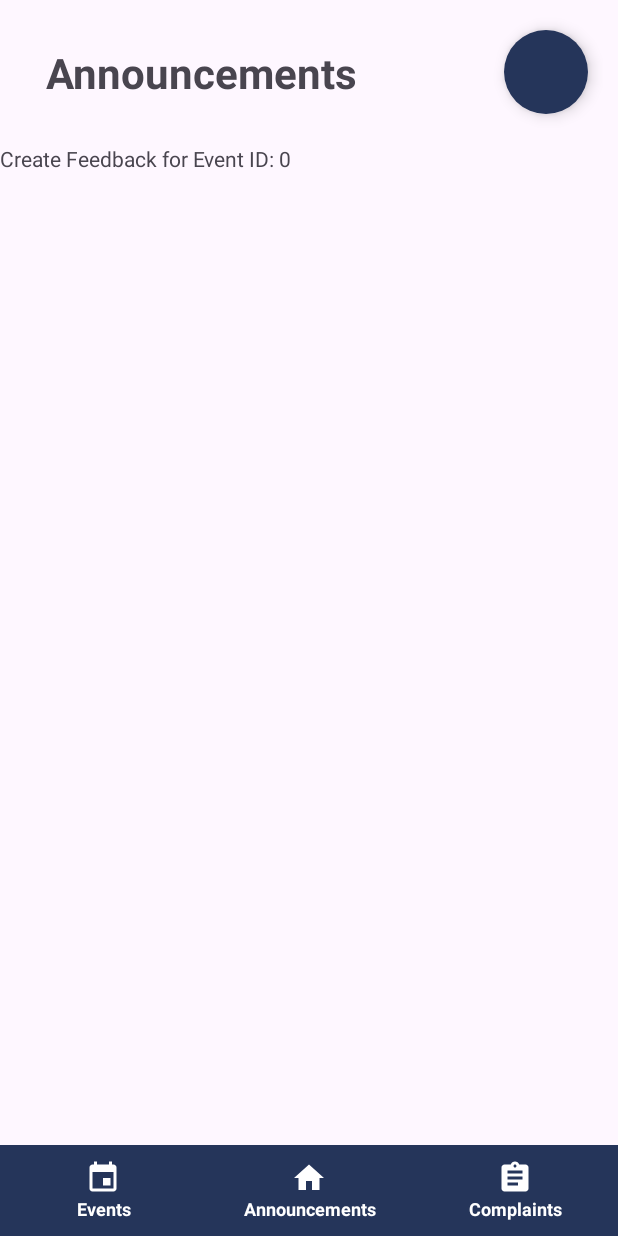
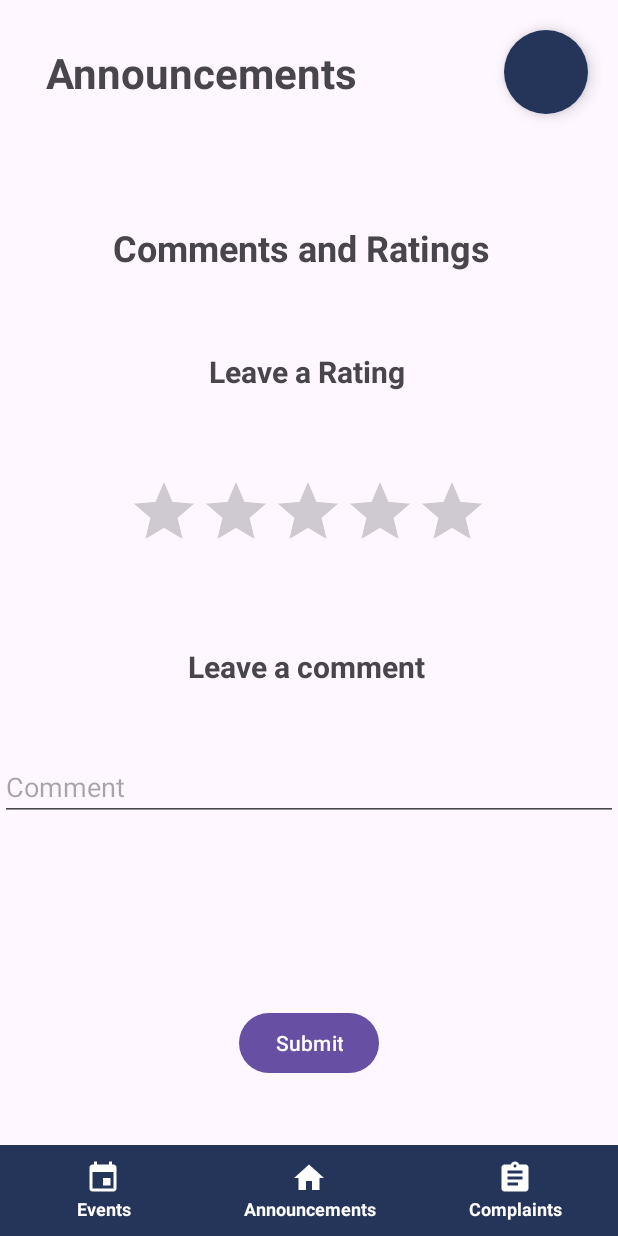
Before and after one commit to MustafaTimbawala/B07GR12, an Android app: the fragment CreateFeedbackFragment placed in its activity, on a phone screen of 412 x 824 dp. Run offline under Robolectric (Android 15) with nearby library versions, the phone set to English and light mode, and no system bars; our stand-ins replace Firebase (no records; nobody signed in at launch, a user with empty details on screens opened directly); 1 statement that could not run was skipped.

Commit message:
Adding the UI and functionality of the create review fragment

```diff
--- a/app/src/main/java/com/example/b07project/CreateFeedbackFragment.java
+++ b/app/src/main/java/com/example/b07project/CreateFeedbackFragment.java
@@ -2,17 +2,27 @@ package com.example.b07project;
 
 import android.os.Bundle;
 
+import androidx.appcompat.app.AppCompatActivity;
 import androidx.fragment.app.Fragment;
+import androidx.fragment.app.FragmentTransaction;
 
 import android.view.LayoutInflater;
 import android.view.View;
 import android.view.ViewGroup;
+import android.widget.Button;
+import android.widget.EditText;
+import android.widget.RatingBar;
 import android.widget.TextView;
+import android.widget.Toast;
 
+import com.google.firebase.database.DataSnapshot;
+import com.google.firebase.database.DatabaseError;
 import com.google.firebase.database.DatabaseReference;
 import com.google.firebase.database.FirebaseDatabase;
+import com.google.firebase.database.Query;
+import com.google.firebase.database.ValueEventListener;
 
-public class CreateFeedbackFragment extends Fragment {
+public class CreateFeedbackFragment extends Fragment{
 
     private static final String ARG_USERNAME = "username";
     private static final String ARG_ADMIN = "admin";
@@ -21,6 +31,8 @@ public class CreateFeedbackFragment extends Fragment {
     private boolean admin;
     private int eventID;
     private DatabaseReference db;
+
+
 
     public CreateFeedbackFragment() {} //Required empty public constructor
 
@@ -44,6 +56,10 @@ public class CreateFeedbackFragment extends Fragment {
             eventID = args.getInt(ARG_EVENT_ID);
         }
         db = FirebaseDatabase.getInstance(getString(R.string.database_link)).getReference();
+
+
+
+
     }
 
     @Override
@@ -52,11 +68,55 @@ public class CreateFeedbackFragment extends Fragment {
         View view = inflater.inflate(R.layout.fragment_create_feedback, container, false);
 
         //Placeholder
-        TextView textView = view.findViewById(R.id.eventID);
-        textView.setText("Create Feedback for Event ID: " + eventID);
+        TextView textView = view.findViewById(R.id.commentsID);
 
-        //TO DO: finish this code
+        // This is to slightly change the functionality of the ratingbar
+        RatingBar feedBackBar = view.findViewById(R.id.feedBackBar);
+        feedBackBar.setRating(0f);// this is the deafult and if left like this is not counted as a rating
+        feedBackBar.setStepSize(0.5f);
+
+
+
+        Button submitbutton = view.findViewById(R.id.submitFeed);
+        submitbutton.setOnClickListener(new View.OnClickListener(){
+            @Override
+            public void onClick(View submitbutton) {
+                RatingBar feedBackBar = view.findViewById(R.id.feedBackBar);
+                float rating  =  feedBackBar.getRating();
+                EditText commented= view.findViewById(R.id.commentBox);
+                String comment = commented.getText().toString();
+                Feedback feedback=  new Feedback(comment, rating);
+                if (comment.length()==0 && rating ==0){
+                    //throw an error that the need to enter somesort of feedbackv
+                    Toast.makeText( getActivity(),"Please enter a rating and/or a commment", Toast.LENGTH_LONG).show();
+                }
+                Query query = db.child("Feedback").child(Integer.toString(eventID)).child(username);
+                query.addListenerForSingleValueEvent(new ValueEventListener() {
+                    @Override
+                    public void onDataChange(DataSnapshot dataSnapshot) {
+                        if (dataSnapshot.exists()) {
+                            Toast.makeText(getActivity(), "You already commented", Toast.LENGTH_LONG).show();
+                        } else {
+                            // The child at the specified path does not exist
+                            // Handle the case where the child does not exist
+                            db.child("Feedback").child((Integer.toString(eventID))).child(username).setValue(feedback);
+                            Toast.makeText(getActivity(), "Feedback was succeccesful", Toast.LENGTH_LONG).show();
+
+                        }
+                    }
+                    @Override
+                    public void onCancelled(DatabaseError databaseError) {
+                        // This method is called in case of an error
+                        // Handle the error here
+                        Toast.makeText(getActivity(), "Something went wrong in the database", Toast.LENGTH_LONG).show();
+                    }
+                });
+
+            }
+        });
 
         return view;
     }
+
+
 }
--- /dev/null
+++ b/app/src/main/java/com/example/b07project/Feedback.java
@@ -0,0 +1,20 @@
+package com.example.b07project;
+
+public class Feedback {
+    String comment;
+    float rating;
+
+    public Feedback(String comment, float rating )  {
+
+        this.comment = comment;
+        this.rating = rating;
+
+    }
+
+    public String getComment(){return this.comment;}
+
+    public float getRating(){return this.rating;}
+
+
+
+}
--- a/app/src/main/res/layout/fragment_create_feedback.xml
+++ b/app/src/main/res/layout/fragment_create_feedback.xml
@@ -1,15 +1,90 @@
 <?xml version="1.0" encoding="utf-8"?>
-<FrameLayout xmlns:android="http://schemas.android.com/apk/res/android"
+<androidx.constraintlayout.widget.ConstraintLayout xmlns:android="http://schemas.android.com/apk/res/android"
+    xmlns:app="http://schemas.android.com/apk/res-auto"
     xmlns:tools="http://schemas.android.com/tools"
+    android:id="@+id/frameLayout"
     android:layout_width="match_parent"
     android:layout_height="match_parent"
     tools:context=".CreateFeedbackFragment">
 
     <!-- TODO: Update blank fragment layout -->
+
+
     <TextView
-        android:id="@+id/eventID"
+        android:id="@+id/commentsID"
+        android:layout_width="wrap_content"
+        android:layout_height="wrap_content"
+        android:layout_marginStart="75dp"
+        android:layout_marginEnd="75dp"
+        android:background="#00652570"
+        android:text="Comments and Ratings"
+        android:textSize="24sp"
+        android:textStyle="bold"
+        app:layout_constraintBottom_toTopOf="@+id/ratingPrompt"
+        app:layout_constraintEnd_toEndOf="parent"
+        app:layout_constraintHorizontal_bias="0.0"
+        app:layout_constraintStart_toStartOf="parent"
+        app:layout_constraintTop_toTopOf="parent" />
+
+    <TextView
+        android:id="@+id/ratingPrompt"
+        android:layout_width="wrap_content"
+        android:layout_height="wrap_content"
+        android:layout_marginStart="139dp"
+        android:layout_marginEnd="139dp"
+        android:layout_marginBottom="56dp"
+        android:text="Leave a Rating"
+        android:textSize="20sp"
+        android:textStyle="bold"
+        app:layout_constraintBottom_toTopOf="@+id/feedBackBar"
+        app:layout_constraintEnd_toEndOf="parent"
+        app:layout_constraintHorizontal_bias="0.0"
+        app:layout_constraintStart_toStartOf="parent" />
+
+    <RatingBar
+        android:id="@+id/feedBackBar"
+        android:layout_width="wrap_content"
+        android:layout_height="wrap_content"
+        android:layout_marginBottom="56dp"
+        android:numStars="5"
+        app:layout_constraintBottom_toTopOf="@+id/commentPrompt"
+        app:layout_constraintEnd_toEndOf="parent"
+        app:layout_constraintHorizontal_bias="0.497"
+        app:layout_constraintStart_toStartOf="parent" />
+
+    <TextView
+        android:id="@+id/commentPrompt"
+        android:layout_width="wrap_content"
+        android:layout_height="wrap_content"
+        android:layout_marginStart="125dp"
+        android:layout_marginEnd="125dp"
+        android:layout_marginBottom="44dp"
+        android:text="Leave a comment"
+        android:textSize="20sp"
+        android:textStyle="bold"
+        app:layout_constraintBottom_toTopOf="@+id/commentBox"
+        app:layout_constraintEnd_toEndOf="parent"
+        app:layout_constraintHorizontal_bias="0.0"
+        app:layout_constraintStart_toStartOf="parent" />
+
+    <com.google.android.material.textfield.TextInputEditText
+        android:id="@+id/commentBox"
         android:layout_width="match_parent"
-        android:layout_height="match_parent"
-        android:text="@string/hello_blank_fragment" />
+        android:layout_height="wrap_content"
+        android:layout_marginBottom="124dp"
+        android:hint="Comment"
+        app:layout_constraintBottom_toTopOf="@+id/submitFeed"
+        tools:layout_editor_absoluteX="0dp" />
 
-</FrameLayout>
+    <Button
+        android:id="@+id/submitFeed"
+        android:layout_width="wrap_content"
+        android:layout_height="wrap_content"
+        android:layout_marginBottom="44dp"
+        android:text="Submit"
+        android:onClick="onClickSetFeedback"
+        app:layout_constraintBottom_toBottomOf="parent"
+        app:layout_constraintEnd_toEndOf="parent"
+        app:layout_constraintStart_toStartOf="parent" />
+
+</androidx.constraintlayout.widget.ConstraintLayout>
```
